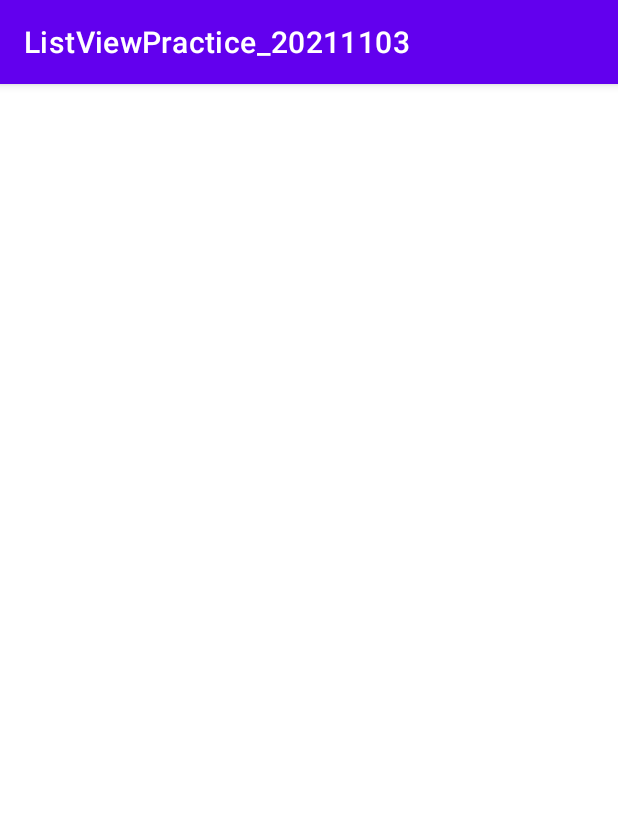
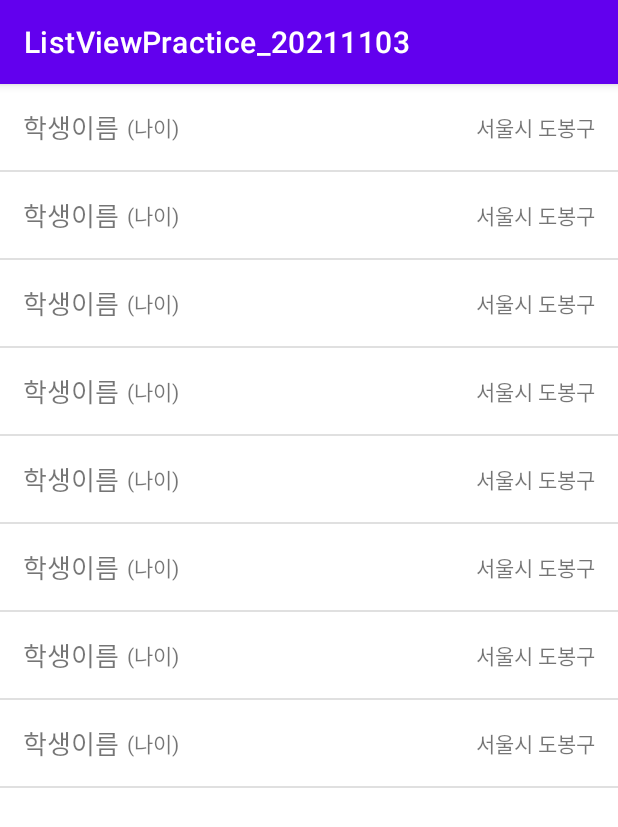
Before and after one commit to kmsz5813/ListViewPractice_20211103, an Android app: the screen it shows after launch (MainActivity), on a phone screen of 412 x 824 dp. Shown: the top 827 px of the screen. Run offline under Robolectric (Android 15) with nearby library versions, the phone set to English and light mode, and no system bars.

```diff
--- a/app/src/main/java/com/nepplus/listviewpractice_20211103/MainActivity.kt
+++ b/app/src/main/java/com/nepplus/listviewpractice_20211103/MainActivity.kt
@@ -3,13 +3,14 @@ package com.nepplus.listviewpractice_20211103
 import androidx.appcompat.app.AppCompatActivity
 import android.os.Bundle
 import androidx.viewpager2.adapter.StatefulAdapter
+import com.nepplus.listviewpractice_20211103.adapters.StudentAdapter
 import com.nepplus.listviewpractice_20211103.datas.StudentData
 import kotlinx.android.synthetic.main.activity_main.*
 
 class MainActivity : AppCompatActivity() {
 
     val mStudentList = ArrayList<StudentData>()
-    lateinit var mStudentAdapter : StudentData
+    lateinit var mStudentAdapter : StudentAdapter
 
     override fun onCreate(savedInstanceState: Bundle?) {
         super.onCreate(savedInstanceState)
@@ -24,7 +25,7 @@ class MainActivity : AppCompatActivity() {
         mStudentList.add( StudentData("차수나",1977,"서울시 성북구") )
         mStudentList.add( StudentData("김경식",1992,"서울시 중랑구") )
 
-        mStudentAdapter = StudentData(this, R.layout.student_list_item, mStudentList)
+        mStudentAdapter = StudentAdapter(this, R.layout.student_list_item, mStudentList)
         studenListView.adapter = mStudentAdapter
 
 
--- a/app/src/main/java/com/nepplus/listviewpractice_20211103/adapters/StudenClass.kt
+++ b/app/src/main/java/com/nepplus/listviewpractice_20211103/adapters/StudentAdapter.kt
@@ -1,14 +1,16 @@
 package com.nepplus.listviewpractice_20211103.adapters
 
 import android.content.Context
+import android.util.Log
 import android.view.LayoutInflater
 import android.view.View
 import android.view.ViewGroup
 import android.widget.ArrayAdapter
+import android.widget.TextView
 import com.nepplus.listviewpractice_20211103.R
 import com.nepplus.listviewpractice_20211103.datas.StudentData
 
-class StudenClass (
+class StudentAdapter (
     val mContext: Context,
     val resId: Int,
     val mList: ArrayList<StudentData>) : ArrayAdapter<StudentData>( mContext, resId, mList ) {
@@ -27,6 +29,21 @@ class StudenClass (
 //        안전하게 사용가능한 row를 만들자.
         val row = tempRow!!
 
+//        기본 모양으로 만들어진 row를 이용해서 -> 실제 데이터를 적용시키고 나서
+
+//        목록으로 들어온 mList중 position에 맞는 학생데이터 추출
+//        cf : ArrayList => 0번칸 ~ 갯수~1번칸 까지 존재함.
+        val data = mList[ position ]
+
+        Log.d("학새이름", data.name)
+
+//        student_
+        val txtName = row.findViewById<TextView>(R.id.txtName)
+        val txtAge = row.findViewById<TextView>(R.id.txtAge)
+        val txtAddress = row.findViewById<TextView>(R.id.txtAddress)
+
+//        최종 결과로 나가자.
+
         return row
 
     }
--- a/app/src/main/res/layout/student_list_item.xml
+++ b/app/src/main/res/layout/student_list_item.xml
@@ -7,12 +7,14 @@
     android:orientation="horizontal">
 
     <TextView
+        android:id="@+id/txtName"
         android:layout_width="wrap_content"
         android:layout_height="wrap_content"
         android:textSize="17sp"
         android:text="학생이름"/>
 
     <TextView
+        android:id="@+id/txtAge"
         android:layout_width="wrap_content"
         android:layout_height="wrap_content"
         android:layout_marginStart="5dp"
@@ -24,6 +26,7 @@
         android:layout_weight="1"/>
 
     <TextView
+        android:id="@+id/txtAddress"
         android:layout_width="wrap_content"
         android:layout_height="wrap_content"
         android:text="서울시 도봉구"/>
```
